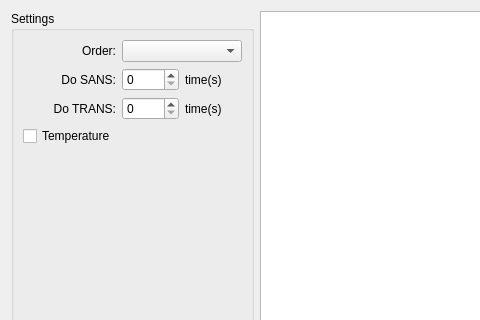
Before: the Qt Designer form nicos_ess/loki/gui/ui_files/loki_scriptbuilder.ui in mlz-ictrl/nicos, drawn with Qt 5; both pictures show x 0 to 480 and y 0 to 320 of the 1051 by 724 pixel window.
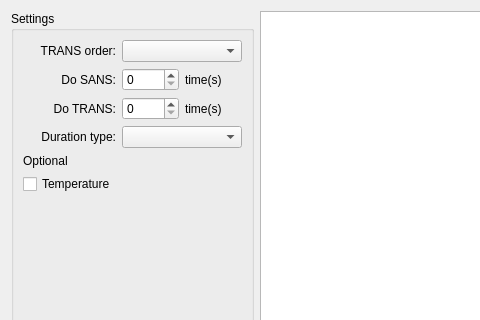
After: the same form once the commit is applied.

```diff
--- a/nicos_ess/loki/gui/ui_files/loki_scriptbuilder.ui
+++ b/nicos_ess/loki/gui/ui_files/loki_scriptbuilder.ui
@@ -45,7 +45,7 @@
          <enum>Qt::LeftToRight</enum>
         </property>
         <property name="text">
-         <string>Order:</string>
+         <string>TRANS order:</string>
         </property>
         <property name="alignment">
          <set>Qt::AlignRight|Qt::AlignTrailing|Qt::AlignVCenter</set>
@@ -65,10 +65,17 @@
         </property>
        </widget>
       </item>
+      <item row="4" column="0">
+       <widget class="QLabel" name="label_6">
+        <property name="text">
+         <string>Optional</string>
+        </property>
+       </widget>
+      </item>
       <item row="2" column="1">
        <widget class="QSpinBox" name="spinBox_3"/>
       </item>
-      <item row="4" column="0">
+      <item row="6" column="0">
        <widget class="QCheckBox" name="chkShowTColumn">
         <property name="text">
          <string>Temperature</string>
@@ -88,7 +95,7 @@
       <item row="1" column="1">
        <widget class="QSpinBox" name="spinBox_2"/>
       </item>
-      <item row="5" column="0">
+      <item row="7" column="0">
        <spacer name="verticalSpacer">
         <property name="orientation">
          <enum>Qt::Vertical</enum>
@@ -127,6 +134,19 @@
         </property>
        </widget>
       </item>
+      <item row="3" column="0">
+       <widget class="QLabel" name="label_7">
+        <property name="text">
+         <string>Duration type:</string>
+        </property>
+        <property name="alignment">
+         <set>Qt::AlignRight|Qt::AlignTrailing|Qt::AlignVCenter</set>
+        </property>
+       </widget>
+      </item>
+      <item row="3" column="1" colspan="2">
+       <widget class="QComboBox" name="comboDurationType"/>
+      </item>
      </layout>
     </widget>
    </item>
```
